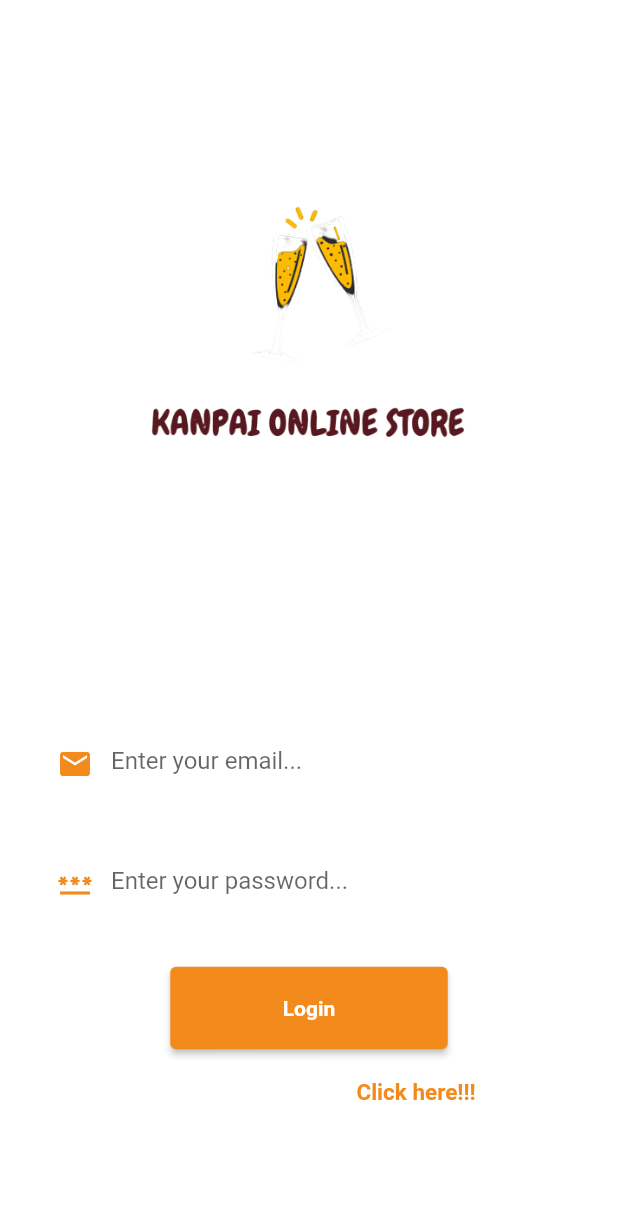
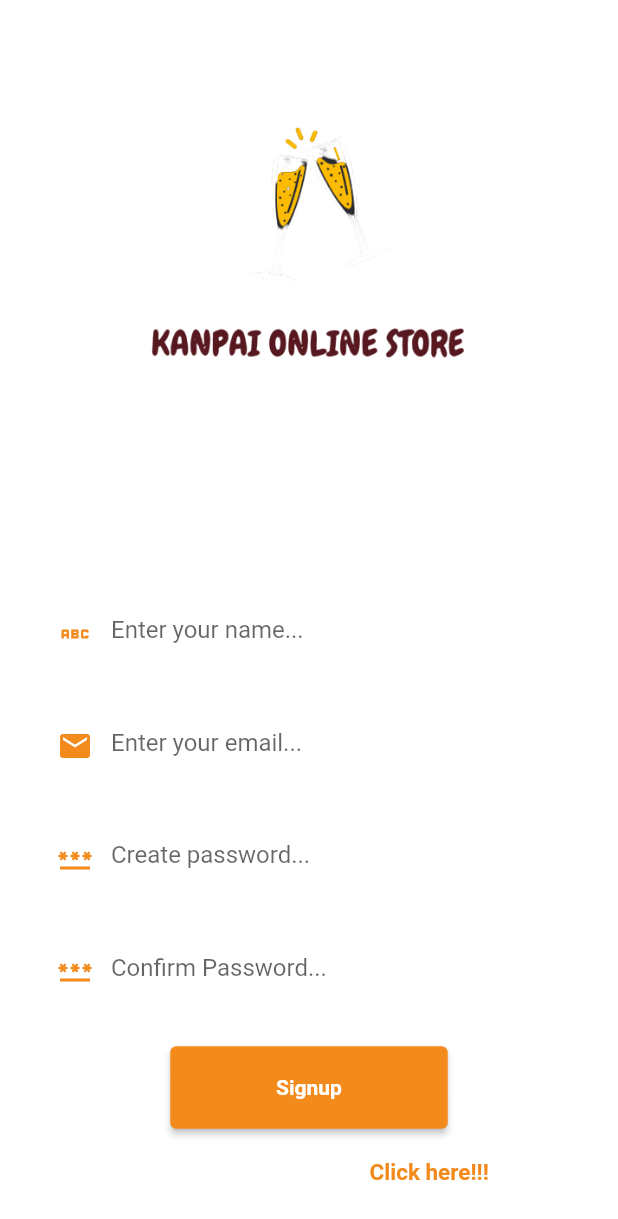
Before and after one commit to abhishekkarky/Online_Liquor_Store, a Flutter app: the screen it shows after launch, on a phone screen of 412 x 824 dp. Shown: the top 1219 px of the screen. Run offline on Flutter 3.47's test engine with Material 2 defaults, Android fonts, the light colour scheme and no system bars.

Commit message:
Made UI Changes

```diff
--- a/lib/login_page.dart
+++ b/lib/login_page.dart
@@ -1,4 +1,5 @@
 import 'package:flutter/material.dart';
+import 'package:kanpai_online_store/register_page.dart';
 
 class LoginPage extends StatefulWidget {
   const LoginPage({Key? key}) : super(key: key);
@@ -43,7 +44,7 @@ class _LoginPageState extends State<LoginPage> {
 
             // For Input Field
             Container(
-              margin: EdgeInsets.only(top:60, left: 20, right: 20),
+              margin: EdgeInsets.only(top:30, left: 20, right: 20),
               padding: EdgeInsets.all(5),
               decoration: BoxDecoration(
                 color: Colors.white70,
@@ -63,7 +64,7 @@ class _LoginPageState extends State<LoginPage> {
 
             // For Password Field
             Container(
-              margin: EdgeInsets.only(top:20, left: 20, right: 20),
+              margin: EdgeInsets.only(top:15, left: 20, right: 20),
               padding: EdgeInsets.all(5),
               decoration: BoxDecoration(
                 color: Colors.white70,
@@ -82,10 +83,24 @@ class _LoginPageState extends State<LoginPage> {
               ),
             ),
 
+            //For forgot password
+            Container(
+              margin: EdgeInsets.only(top: 15.0, left: 230.0),
+              child: InkWell(
+                onTap: () {},
+                child: Text('Forgot your password?',
+                  style: TextStyle(
+                    fontSize: 13,
+                    fontWeight: FontWeight.bold,
+                    color: Color(0xFFF28A1C),
+                  ),
+                ),
+              ),
+            ),
 
             // For login Button
             Container(
-              margin: EdgeInsets.only(top: 25.0),
+              margin: EdgeInsets.only(top: 15.0),
               height: 55,
               width: 185,
               child: ElevatedButton(
@@ -93,7 +108,7 @@ class _LoginPageState extends State<LoginPage> {
                 style: ElevatedButton.styleFrom(
                   backgroundColor: Color(0xFFF28A1C),
                   textStyle: const TextStyle(
-                    color: Colors.yellow,
+                    color: Color(0xFFF28A1C),
                     fontWeight: FontWeight.bold,
                   ),
                 ),
@@ -101,12 +116,12 @@ class _LoginPageState extends State<LoginPage> {
               ),
               ),
 
-              //For forgot password
+              // For Signup Page
               Row(
                 children: [
                   Container(
                     margin: EdgeInsets.only(top: 20.0, left: 80.0),
-                    child: Text('Forgot your password?',
+                    child: Text("Don't have an account?",
                       style: TextStyle(
                         fontSize: 15,
                         fontWeight: FontWeight.bold,
@@ -116,6 +131,9 @@ class _LoginPageState extends State<LoginPage> {
                   ),
                   Container(
                     margin: EdgeInsets.only(top: 20.0),
+                    child: InkWell(
+                      onTap: () {Navigator.of(context).
+                      pushReplacement(MaterialPageRoute(builder: (BuildContext context)=>RegisterPage()));},
                       child: Text(' Click here!!!',
                         style: TextStyle(
                           fontSize: 15,
@@ -124,8 +142,10 @@ class _LoginPageState extends State<LoginPage> {
                         ),
                       ),
                     ),
+                  ),
                 ],
-              )
+              ),
+
           ],),
         ),
       ),
--- a/lib/main.dart
+++ b/lib/main.dart
@@ -11,7 +11,7 @@ class MyApp extends StatelessWidget {
   @override
   Widget build(BuildContext context) {
     return const MaterialApp(
-      home: LoginPage(),
+      home: RegisterPage(),
     );
   }
 }
--- a/lib/register_page.dart
+++ b/lib/register_page.dart
@@ -1,4 +1,5 @@
 import 'package:flutter/material.dart';
+import 'package:kanpai_online_store/login_page.dart';
 
 class RegisterPage extends StatefulWidget {
   const RegisterPage({Key? key}) : super(key: key);
@@ -43,7 +44,7 @@ class _RegisterPageState extends State<RegisterPage> {
 
               // For Name Field
               Container(
-                margin: EdgeInsets.only(top:60, left: 20, right: 20),
+                margin: EdgeInsets.only(top:30, left: 20, right: 20),
                 padding: EdgeInsets.all(5),
                 decoration: BoxDecoration(
                   color: Colors.white70,
@@ -63,7 +64,7 @@ class _RegisterPageState extends State<RegisterPage> {
 
               // For  Field
               Container(
-                margin: EdgeInsets.only(top:20, left: 20, right: 20),
+                margin: EdgeInsets.only(top:15, left: 20, right: 20),
                 padding: EdgeInsets.all(5),
                 decoration: BoxDecoration(
                   color: Colors.white70,
@@ -83,7 +84,7 @@ class _RegisterPageState extends State<RegisterPage> {
 
               // For Password Field
               Container(
-                margin: EdgeInsets.only(top:20, left: 20, right: 20),
+                margin: EdgeInsets.only(top:15, left: 20, right: 20),
                 padding: EdgeInsets.all(5),
                 decoration: BoxDecoration(
                   color: Colors.white70,
@@ -103,7 +104,7 @@ class _RegisterPageState extends State<RegisterPage> {
 
               // For Confirm Password Field
               Container(
-                margin: EdgeInsets.only(top:20, left: 20, right: 20),
+                margin: EdgeInsets.only(top:15, left: 20, right: 20),
                 padding: EdgeInsets.all(5),
                 decoration: BoxDecoration(
                   color: Colors.white70,
@@ -121,9 +122,9 @@ class _RegisterPageState extends State<RegisterPage> {
                 ),
               ),
 
-              // For login Button
+              // For Signup Button
               Container(
-                margin: EdgeInsets.only(top: 25.0),
+                margin: EdgeInsets.only(top: 20.0),
                 height: 55,
                 width: 185,
                 child: ElevatedButton(
@@ -131,13 +132,46 @@ class _RegisterPageState extends State<RegisterPage> {
                   style: ElevatedButton.styleFrom(
                     backgroundColor: Color(0xFFF28A1C),
                     textStyle: const TextStyle(
-                      color: Colors.yellow,
+                      color: Color(0xFFF28A1C),
                       fontWeight: FontWeight.bold,
                     ),
                   ),
                   onPressed: () { },
                 ),
               ),
+
+              // For Login page
+              Row(
+                children: [
+                  Container(
+                    margin: EdgeInsets.only(top: 20.0, left: 70.0),
+                    child: Center(
+                      child: Text('Already have an account?',
+                        style: TextStyle(
+                          fontSize: 15,
+                          fontWeight: FontWeight.bold,
+                          color: Colors.white70,
+                        ),
+                      ),
+                    ),
+                  ),
+                  Container(
+                    margin: EdgeInsets.only(top: 20.0),
+                    child: InkWell(
+                      onTap: () {
+                        Navigator.of(context).
+                        pushReplacement(MaterialPageRoute(builder: (BuildContext context)=>LoginPage()));},
+                      child: Text(' Click here!!!',
+                        style: TextStyle(
+                          fontSize: 15,
+                          fontWeight: FontWeight.bold,
+                          color: Color(0xFFF28A1C),
+                        ),
+                      ),
+                    ),
+                  ),
+                ],
+              )
             ],
           ),
         ),
```
Lines whose indentation alone changed are shown as unchanged.
